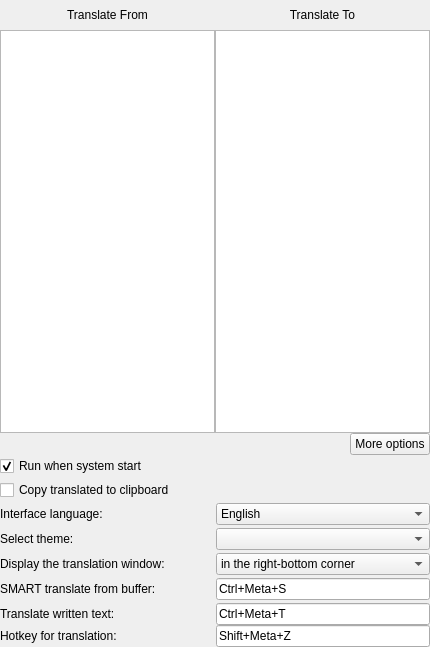
NeiroNext/QuickTranslator, file src/widget.ui: the form before one commit.
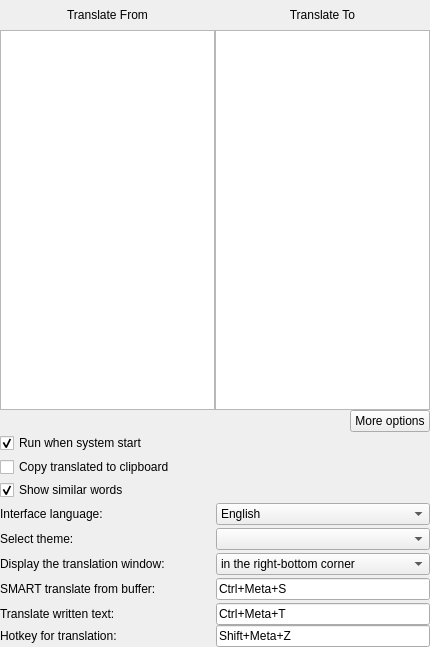
The form after the commit. Icons and pictures are not drawn.

Commit message: Add checkbox for show/hide similar words

```diff
--- a/src/widget.ui
+++ b/src/widget.ui
@@ -309,6 +309,20 @@
          </item>
         </layout>
        </item>
+       <item>
+        <layout class="QHBoxLayout" name="horizontalLayout_9">
+         <item>
+          <widget class="QCheckBox" name="similar_cb">
+           <property name="text">
+            <string>Show similar words</string>
+           </property>
+           <property name="checked">
+            <bool>true</bool>
+           </property>
+          </widget>
+         </item>
+        </layout>
+       </item>
        <item>
         <layout class="QHBoxLayout" name="horizontalLayout_10">
          <property name="spacing">
```
The commit also changes 8 other files.
